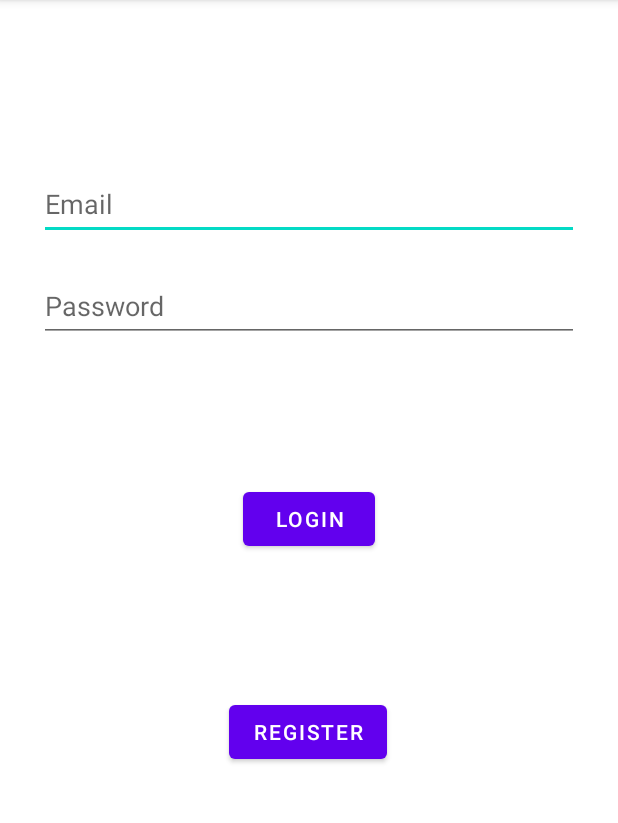
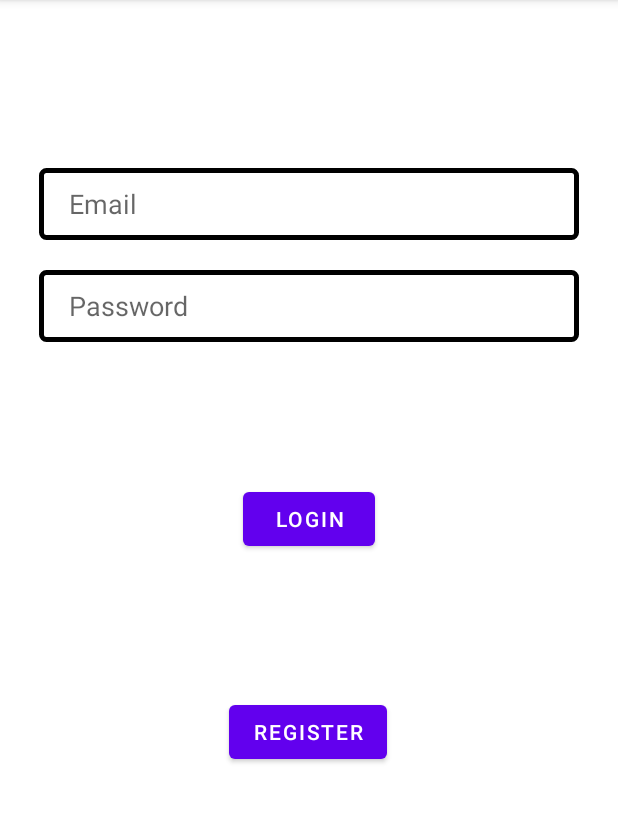
Before and after one commit to Mahesh0911/Smart_Society, an Android app: the screen it shows after launch (LoginActivity), on a phone screen of 412 x 824 dp, the part 84-907 px from its top. Run offline under Robolectric (Android 15) with nearby library versions, the phone set to English and light mode, and no system bars; our stand-ins replace Firebase (no records; nobody signed in at launch, a user with empty details on screens opened directly).

Commit message:
This is Third(2) commit.Next working project.

```diff
--- a/app/src/main/AndroidManifest.xml
+++ b/app/src/main/AndroidManifest.xml
@@ -14,7 +14,8 @@
         tools:targetApi="31">
         <activity
             android:name=".registerPage"
-            android:exported="true" />
+            android:exported="true"
+            android:windowSoftInputMode="adjustPan"/>
         <activity
             android:name=".Dashboard"
             android:exported="true" />
--- /dev/null
+++ b/app/src/main/res/drawable/styles.xml
@@ -0,0 +1,8 @@
+<?xml version="1.0" encoding="utf-8"?>
+<shape xmlns:android="http://schemas.android.com/apk/res/android">
+    <stroke
+        android:width="3dp"
+        android:color="#000000" />
+    <corners android:radius="3dp">
+    </corners>
+</shape>
--- a/app/src/main/res/layout/activity_login.xml
+++ b/app/src/main/res/layout/activity_login.xml
@@ -30,9 +30,11 @@
         android:layout_marginStart="10dp"
         android:layout_marginTop="96dp"
         android:layout_marginEnd="10dp"
+        android:background="@drawable/styles"
         android:hint="@string/prompt_email"
         android:inputType="textEmailAddress"
         android:minHeight="48dp"
+        android:paddingStart="20dp"
         android:selectAllOnFocus="true"
         app:layout_constraintEnd_toEndOf="parent"
         app:layout_constraintStart_toStartOf="parent"
@@ -45,29 +47,17 @@
         android:layout_marginStart="10dp"
         android:layout_marginTop="20dp"
         android:layout_marginEnd="10dp"
+        android:background="@drawable/styles"
         android:hint="@string/prompt_password"
         android:imeActionLabel="@string/action_sign_in_short"
         android:imeOptions="actionDone"
         android:inputType="textPassword"
         android:minHeight="48dp"
+        android:paddingStart="20dp"
         android:selectAllOnFocus="true"
         app:layout_constraintEnd_toEndOf="parent"
         app:layout_constraintStart_toStartOf="parent"
         app:layout_constraintTop_toBottomOf="@+id/username" />
-
-    <ProgressBar
-        android:id="@+id/loading"
-        android:layout_width="wrap_content"
-        android:layout_height="wrap_content"
-        android:layout_gravity="center"
-        android:layout_marginTop="64dp"
-        android:layout_marginBottom="64dp"
-        android:visibility="gone"
-        app:layout_constraintBottom_toBottomOf="parent"
-        app:layout_constraintEnd_toEndOf="@+id/password"
-        app:layout_constraintStart_toStartOf="@+id/password"
-        app:layout_constraintTop_toTopOf="parent"
-        app:layout_constraintVertical_bias="0.3" />
 
     <Button
         android:id="@+id/login"
```
Also changed, not shown: app/src/main/res/layout/activity_register_page.xml (+46 -39 lines), app/src/main/res/drawable/uname.png (added).
